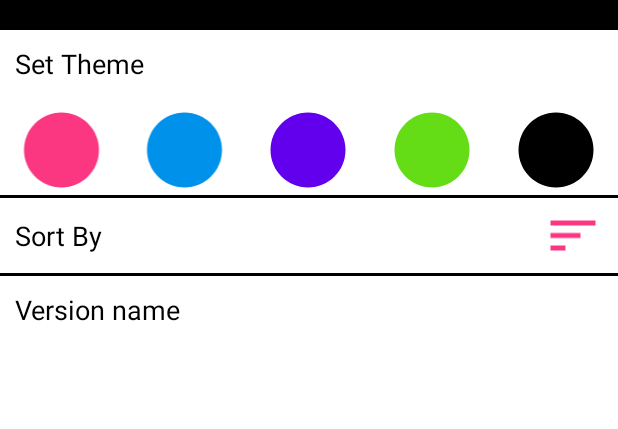
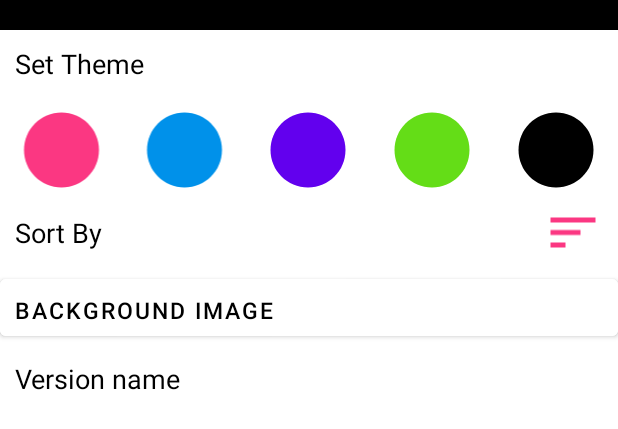
Before and after one commit to tphan5901/Music-Player, an Android app built with Jetpack Compose: the layout activity_settings.xml on its own in the app's theme, with its tools: preview values and no code run, on a phone screen of 412 x 824 dp. Shown: the top 429 px of the screen. Run offline under Robolectric (Android 15) with nearby library versions, the phone set to English and light mode, and no system bars.

Commit message:
Added set Background Image fuction in settings [still buggy]

```diff
--- a/app/src/main/java/com/example/musicplayer/MusicService.kt
+++ b/app/src/main/java/com/example/musicplayer/MusicService.kt
@@ -72,7 +72,7 @@ class MusicService: Service(), AudioManager.OnAudioFocusChangeListener {
         )
 
         val music = PlayerActivity.musicListPA[PlayerActivity.songPosition]
-        val imgArt = music.getImgArt(music.path)
+        val imgArt = music.getImgArt()
         val image = if (imgArt != null) {
             BitmapFactory.decodeByteArray(imgArt, 0, imgArt.size)
         } else {
--- a/app/src/main/res/layout/activity_favorite.xml
+++ b/app/src/main/res/layout/activity_favorite.xml
@@ -37,9 +37,8 @@
             android:src="@drawable/back_icon"
             android:contentDescription="@string/back_btn"
             android:backgroundTint="@android:color/transparent"
-            app:tint="@android:color/black"
+            app:tint="@android:color/white"
             android:padding="5dp"/>
-
 
         <TextView
             android:layout_width="match_parent"
@@ -47,9 +46,10 @@
             android:contentDescription="@string/favorites_btn"
             android:gravity="center"
             android:text="@string/favorites_btn"
-            android:textColor="@color/black"
+            android:textColor="@color/white"
             android:textSize="25sp"
             android:textStyle="bold"/>
+
     </LinearLayout>
 
     <!-- RecyclerView for favorite items -->
--- a/app/src/main/res/layout/activity_settings.xml
+++ b/app/src/main/res/layout/activity_settings.xml
@@ -64,8 +64,7 @@
         android:layout_width="match_parent"
         android:layout_height="50dp"
         android:orientation="horizontal"
-        android:background="@color/white"
-        android:layout_marginVertical="2dp">
+        android:background="@color/white">
 
         <TextView
             android:layout_width="0dp"
@@ -88,6 +87,26 @@
             android:paddingEnd="10dp"/>
 
     </LinearLayout>
+F
+    <LinearLayout
+        android:layout_width="match_parent"
+        android:layout_height="50dp"
+        android:orientation="horizontal"
+        android:background="@color/white">
+
+        <com.google.android.material.button.MaterialButton
+            android:id="@+id/selectBgImage"
+            android:layout_width="match_parent"
+            android:layout_height="50dp"
+            android:text="Background Image"
+            android:textColor="@color/black"
+            android:textSize="15sp"
+            android:backgroundTint="@color/white"
+            android:gravity="start|center_vertical"
+            android:padding="10dp" />
+
+    </LinearLayout>
+
 
     <TextView
         android:id="@+id/versionName"
```
Also changed, not shown: app/src/main/java/com/example/musicplayer/FavoriteActivity.kt (+24 -0 lines), app/src/main/java/com/example/musicplayer/Music.kt (+46 -34 lines), app/src/main/java/com/example/musicplayer/PlayerActivity.kt (+129 -47 lines), app/src/main/java/com/example/musicplayer/SettingsActivity.kt (+29 -0 lines), 4 other files.
